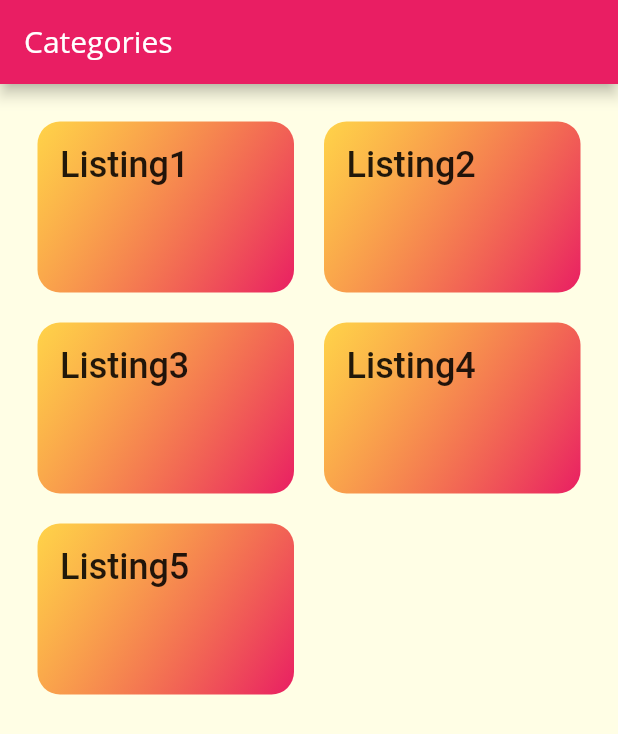
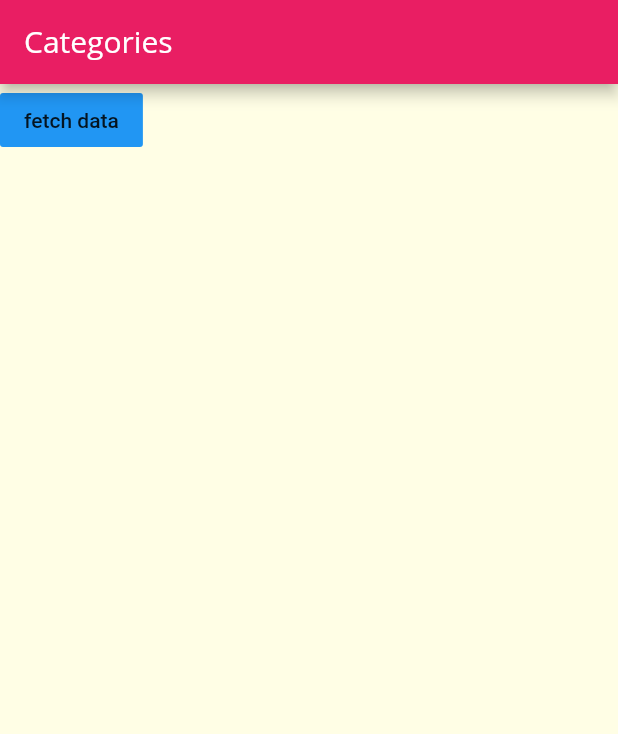
Before and after one commit to liongkj/flutter-jommalaysia-app, a Flutter app: the screen it shows after launch, on a phone screen of 412 x 824 dp. Shown: the top 734 px of the screen. Run offline on Flutter 3.47's test engine with Material 2 defaults, Android fonts, the phone set to English and light mode, and no system bars; generated files the repository leaves out were written again; Roboto replaces fonts that are missing (OpenSans-ExtraBold).

Commit message:
added services

```diff
--- /dev/null
+++ b/lib/core/constants/app_constants.dart
@@ -0,0 +1,9 @@
+class RoutePaths {
+  static const String LOGIN = 'login';
+  static const String HOME = '/';
+  static const String LISTING = '/';
+  // 'listing';
+  static const String LISTINGINFO = 'listinginfo';
+  static const String NEARBY = 'nearby';
+  static const String ACCOUNT = 'account';
+}
--- a/lib/core/models/listing.dart
+++ b/lib/core/models/listing.dart
@@ -1,6 +1,16 @@
 import 'package:flutter/material.dart';
+import 'package:json_annotation/json_annotation.dart';
 
+part 'listing.g.dart';
+
+@JsonSerializable()
 class Listing {
+  const Listing(
+      {@required this.id,
+      @required this.name,
+      @required this.type,
+      @required this.phone});
+
   final String id;
   final String name;
   final String type;
@@ -9,9 +19,8 @@ class Listing {
   // final Photo logo;
   // final List<String> tags;
 
-  const Listing(
-      {@required this.id,
-      @required this.name,
-      @required this.type,
-      @required this.phone});
+  factory Listing.fromJson(Map<String, dynamic> json) =>
+      _$ListingFromJson(json);
+
+  Map<String, dynamic> toJson() => _$ListingToJson(this);
 }
--- /dev/null
+++ b/lib/core/services/dummy_listing_service.dart
@@ -0,0 +1,9 @@
+import '../models/listing.dart';
+
+const DUMMY_LISTING = const [
+  Listing(id: '1', name: 'Listing1', type: 'gov', phone: '0103363030'),
+  Listing(id: '2', name: 'Listing2', type: 'gov', phone: '0103363030'),
+  Listing(id: '3', name: 'Listing3', type: 'gov', phone: '0103363030'),
+  Listing(id: '4', name: 'Listing4', type: 'gov', phone: '0103363030'),
+  Listing(id: '5', name: 'Listing5', type: 'gov', phone: '0103363030'),
+];
--- a/lib/core/services/listing_service.dart
+++ b/lib/core/services/listing_service.dart
@@ -1,9 +1,28 @@
+import 'dart:convert';
+
+import 'package:http/http.dart' as http;
 import '../models/listing.dart';
 
-const DUMMY_LISTING = const [
-  Listing(id: '1', name: 'Listing1', type: 'gov', phone: '0103363030'),
-  Listing(id: '2', name: 'Listing2', type: 'gov', phone: '0103363030'),
-  Listing(id: '3', name: 'Listing3', type: 'gov', phone: '0103363030'),
-  Listing(id: '4', name: 'Listing4', type: 'gov', phone: '0103363030'),
-  Listing(id: '5', name: 'Listing5', type: 'gov', phone: '0103363030'),
-];
+/// The service responsible for networking requests
+class ListingService {
+  static const endpoint = 'https://jommalaysiaapi.azurewebsites.net/api/';
+
+  var client = new http.Client();
+
+  Future<List<Listing>> fetchListings() async {
+    List<Listing> listings;
+
+    // Get comments for post
+    final response = await client.get('$endpoint/listings');
+
+    // Parse into List
+    if (response.statusCode == 200) {
+      Iterable decoded = json.decode(response.body);
+      listings = decoded.map((var x) => Listing.fromJson(x)).toList();
+      return listings;
+    } else {
+      // If that response was not OK, throw an error.
+      throw Exception('Failed to load post');
+    }
+  }
+}
--- a/lib/core/viewmodels/listing_item.dart
+++ b/lib/core/viewmodels/listing_item.dart
@@ -1,4 +1,5 @@
 import 'package:flutter/material.dart';
+import 'package:jommalaysia/core/constants/app_constants.dart';
 
 class ListingItem extends StatelessWidget {
   final String id;
@@ -8,7 +9,7 @@ class ListingItem extends StatelessWidget {
   ListingItem(this.id, this.name, this.type);
 
   void getListingDetail(BuildContext context) {
-    Navigator.of(context).pushNamed('/listing-details', arguments: {
+    Navigator.of(context).pushNamed(RoutePaths.LISTINGINFO, arguments: {
       'id': id,
       'name': name,
     });
--- /dev/null
+++ b/lib/core/viewmodels/listings_viewmodel.dart
@@ -0,0 +1,26 @@
+import 'package:flutter/material.dart';
+import 'package:jommalaysia/core/enums/viewstate.dart';
+import 'package:jommalaysia/core/models/listing.dart';
+import 'package:jommalaysia/core/services/listing_service.dart';
+
+class ListingsViewModel extends ChangeNotifier {
+  ListingService _listingService;
+  ViewState viewState;
+  List<Listing> listings;
+
+  ListingsViewModel({@required ListingService listingService}) {
+    _listingService = listingService;
+    print("view model run");
+  }
+  void setState(ViewState viewState) {
+    viewState = viewState;
+    notifyListeners();
+  }
+
+  Future<bool> fetchListings() async {
+    setState(ViewState.Busy);
+    listings = await _listingService.fetchListings();
+    setState(ViewState.Idle);
+    return true;
+  }
+}
--- a/lib/main.dart
+++ b/lib/main.dart
@@ -1,10 +1,12 @@
 import 'package:flutter/material.dart';
 import 'package:jommalaysia/ui/router.dart';
-import './ui/app_theme.dart';
+import './ui/shared/app_theme.dart';
 import './provider_setup.dart';
 import 'package:provider/provider.dart';
 
-void main() => runApp(MyApp());
+void main() {
+  runApp(MyApp());
+}
 
 class MyApp extends StatelessWidget {
   @override
--- a/lib/ui/router.dart
+++ b/lib/ui/router.dart
@@ -1,4 +1,5 @@
 import 'package:flutter/material.dart';
+import 'package:jommalaysia/core/constants/app_constants.dart';
 import '../ui/views/listing_detail_screen.dart';
 import '../ui/views/listings_screen.dart';
 
@@ -7,7 +8,7 @@ class Router {
     switch (settings.name) {
       case '/':
         return MaterialPageRoute(builder: (_) => ListingsScreen());
-      case '/listing-details':
+      case RoutePaths.LISTINGINFO:
         return MaterialPageRoute(builder: (_) => ListingDetailsScreen());
       default:
         return MaterialPageRoute(builder: (_) {
--- a/lib/ui/views/listings_screen.dart
+++ b/lib/ui/views/listings_screen.dart
@@ -1,6 +1,5 @@
 import 'package:flutter/material.dart';
-import '../../core/services/listing_service.dart';
-import '../../core/viewmodels/listing_item.dart';
+import 'package:jommalaysia/ui/widgets/ListingsWidget.dart';
 
 class ListingsScreen extends StatelessWidget {
   @override
@@ -9,22 +8,7 @@ class ListingsScreen extends StatelessWidget {
       appBar: AppBar(
         title: const Text('Categories'),
       ),
-      body: GridView(
-        padding: const EdgeInsets.all(25),
-        children: DUMMY_LISTING
-            .map((x) => ListingItem(
-                  x.id,
-                  x.name,
-                  x.type,
-                ))
-            .toList(),
-        gridDelegate: SliverGridDelegateWithMaxCrossAxisExtent(
-          maxCrossAxisExtent: 200,
-          childAspectRatio: 3 / 2,
-          crossAxisSpacing: 20,
-          mainAxisSpacing: 20,
-        ),
-      ),
+      body: ListingsWidget(),
     );
   }
 }
--- /dev/null
+++ b/lib/ui/widgets/ListingsWidget.dart
@@ -0,0 +1,47 @@
+import 'package:flutter/material.dart';
+import 'package:jommalaysia/core/enums/viewstate.dart';
+import 'package:jommalaysia/core/viewmodels/listings_viewmodel.dart';
+import 'package:provider/provider.dart';
+
+class ListingsWidget extends StatelessWidget {
+  @override
+  Widget build(BuildContext context) {
+    return ChangeNotifierProvider<ListingsViewModel>.value(
+      value: ListingsViewModel(
+        listingService: Provider.of(context),
+      ),
+      child: Consumer<ListingsViewModel>(
+        builder: (context, model, child) => Scaffold(
+            body: Container(
+          child: model.viewState == ViewState.Busy
+              ? CircularProgressIndicator
+              : FlatButton(
+                  color: Colors.blue,
+                  child: Text("fetch data"),
+                  onPressed: () {
+                    model.fetchListings();
+                  },
+                ),
+        )
+
+            // child: GridView(
+            //   padding: const EdgeInsets.all(25),
+            //   gridDelegate: SliverGridDelegateWithMaxCrossAxisExtent(
+            //     maxCrossAxisExtent: 200,
+            //     childAspectRatio: 3 / 2,
+            //     crossAxisSpacing: 20,
+            //     mainAxisSpacing: 20,
+            //   ),
+            //   children: DUMMY_LISTING
+            //       .map((x) => ListingItem(
+            //             x.id,
+            //             x.name,
+            //             x.type,
+            //           ))
+            //       .toList(),
+            // ),
+            ),
+      ),
+    );
+  }
+}
--- a/pubspec.yaml
+++ b/pubspec.yaml
@@ -22,9 +22,13 @@ dependencies:
   provider: ^3.1.0
   cupertino_icons: ^0.1.2
   http: ^0.12.0+2
+  json_annotation: ^3.0.0
+
 dev_dependencies:
   flutter_test:
     sdk: flutter
+  build_runner: ^1.7.1
+  json_serializable: ^3.2.2
 
 # For information on the generic Dart part of this file, see the
 # following page: https://dart.dev/tools/pub/pubspec
```
Also changed, not shown: lib/provider_setup.dart (+18 -2 lines), lib/ui/views/base_screen.dart (added, +15 -0 lines), lib/core/models/listing.g.dart (added), lib/core/services/api.dart (deleted), lib/ui/shared/app_theme.dart (renamed from lib/ui/app_theme.dart), pubspec.lock.
